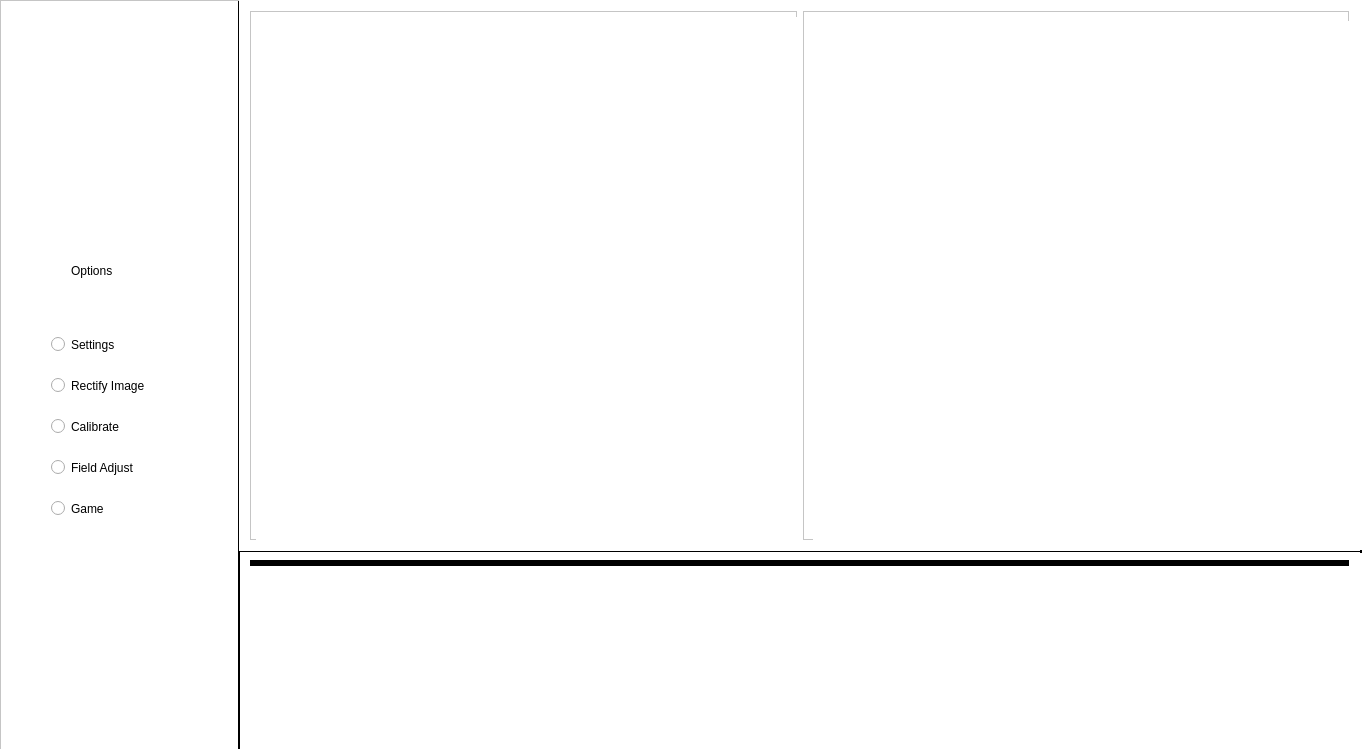
This is mainwindow.ui in rafaelgp23/InterfaceVSSA as Qt 5 draws it before an edit. The edited form follows.
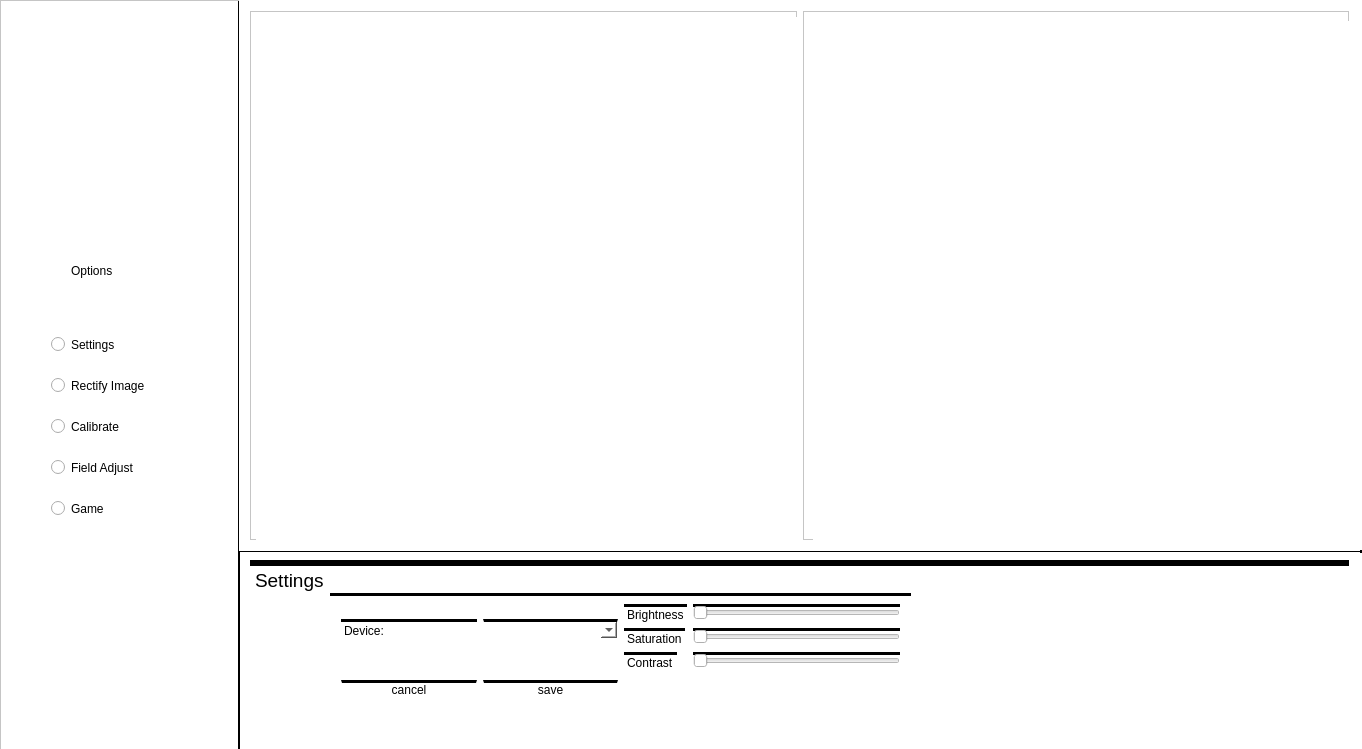
This is the edited form. Icons and pictures are not drawn.

Commit message: Trocando de janelas usando os radioButtons Menu Settings criado

```diff
--- a/mainwindow.ui
+++ b/mainwindow.ui
@@ -240,13 +240,249 @@
       <item>
        <widget class="QStackedWidget" name="stackedWidget">
         <property name="currentIndex">
-         <number>4</number>
+         <number>0</number>
         </property>
-        <widget class="QWidget" name="page"/>
-        <widget class="QWidget" name="page_2"/>
-        <widget class="QWidget" name="page_3"/>
-        <widget class="QWidget" name="page_4"/>
-        <widget class="QWidget" name="page_5"/>
+        <widget class="QWidget" name="Settings">
+         <widget class="QFrame" name="frame_5">
+          <property name="geometry">
+           <rect>
+            <x>0</x>
+            <y>0</y>
+            <width>1121</width>
+            <height>201</height>
+           </rect>
+          </property>
+          <property name="frameShape">
+           <enum>QFrame::StyledPanel</enum>
+          </property>
+          <property name="frameShadow">
+           <enum>QFrame::Raised</enum>
+          </property>
+          <widget class="QLabel" name="label_4">
+           <property name="geometry">
+            <rect>
+             <x>0</x>
+             <y>0</y>
+             <width>81</width>
+             <height>31</height>
+            </rect>
+           </property>
+           <property name="font">
+            <font>
+             <pointsize>14</pointsize>
+            </font>
+           </property>
+           <property name="text">
+            <string>Settings</string>
+           </property>
+          </widget>
+          <widget class="QWidget" name="horizontalLayoutWidget">
+           <property name="geometry">
+            <rect>
+             <x>80</x>
+             <y>30</y>
+             <width>581</width>
+             <height>151</height>
+            </rect>
+           </property>
+           <layout class="QHBoxLayout" name="horizontalLayout_4">
+            <item>
+             <layout class="QVBoxLayout" name="verticalLayout_6">
+              <item>
+               <layout class="QHBoxLayout" name="horizontalLayout_7">
+                <item>
+                 <widget class="QLabel" name="label_9">
+                  <property name="text">
+                   <string>Device:</string>
+                  </property>
+                 </widget>
+                </item>
+                <item>
+                 <widget class="QComboBox" name="comboBox"/>
+                </item>
+               </layout>
+              </item>
+              <item>
+               <spacer name="horizontalSpacer_6">
+                <property name="orientation">
+                 <enum>Qt::Horizontal</enum>
+                </property>
+                <property name="sizeHint" stdset="0">
+                 <size>
+                  <width>40</width>
+                  <height>20</height>
+                 </size>
+                </property>
+               </spacer>
+              </item>
+              <item>
+               <layout class="QHBoxLayout" name="horizontalLayout_6">
+                <item>
+                 <widget class="QPushButton" name="pushButton_2">
+                  <property name="text">
+                   <string>cancel</string>
+                  </property>
+                 </widget>
+                </item>
+                <item>
+                 <widget class="QPushButton" name="pushButton">
+                  <property name="text">
+                   <string>save</string>
+                  </property>
+                 </widget>
+                </item>
+               </layout>
+              </item>
+              <item>
+               <spacer name="horizontalSpacer_7">
+                <property name="orientation">
+                 <enum>Qt::Horizontal</enum>
+                </property>
+                <property name="sizeHint" stdset="0">
+                 <size>
+                  <width>40</width>
+                  <height>20</height>
+                 </size>
+                </property>
+               </spacer>
+              </item>
+             </layout>
+            </item>
+            <item>
+             <layout class="QFormLayout" name="formLayout_2">
+              <property name="fieldGrowthPolicy">
+               <enum>QFormLayout::AllNonFixedFieldsGrow</enum>
+              </property>
+              <item row="0" column="0">
+               <widget class="QLabel" name="label_13">
+                <property name="text">
+                 <string>Brightness</string>
+                </property>
+               </widget>
+              </item>
+              <item row="0" column="1">
+               <widget class="QSlider" name="horizontalSlider_4">
+                <property name="orientation">
+                 <enum>Qt::Horizontal</enum>
+                </property>
+               </widget>
+              </item>
+              <item row="2" column="0">
+               <widget class="QLabel" name="label_14">
+                <property name="text">
+                 <string>Saturation</string>
+                </property>
+               </widget>
+              </item>
+              <item row="2" column="1">
+               <widget class="QSlider" name="horizontalSlider_5">
+                <property name="orientation">
+                 <enum>Qt::Horizontal</enum>
+                </property>
+               </widget>
+              </item>
+              <item row="3" column="0">
+               <widget class="QLabel" name="label_15">
+                <property name="text">
+                 <string>Contrast</string>
+                </property>
+               </widget>
+              </item>
+              <item row="3" column="1">
+               <widget class="QSlider" name="horizontalSlider_6">
+                <property name="orientation">
+                 <enum>Qt::Horizontal</enum>
+                </property>
+               </widget>
+              </item>
+             </layout>
+            </item>
+           </layout>
+          </widget>
+         </widget>
+         <zorder>frame_5</zorder>
+         <zorder>label_4</zorder>
+        </widget>
+        <widget class="QWidget" name="RectifyImage">
+         <widget class="QLabel" name="label_5">
+          <property name="geometry">
+           <rect>
+            <x>0</x>
+            <y>0</y>
+            <width>131</width>
+            <height>31</height>
+           </rect>
+          </property>
+          <property name="font">
+           <font>
+            <pointsize>14</pointsize>
+           </font>
+          </property>
+          <property name="text">
+           <string>Rectify Image</string>
+          </property>
+         </widget>
+        </widget>
+        <widget class="QWidget" name="Calibrate">
+         <widget class="QLabel" name="label_6">
+          <property name="geometry">
+           <rect>
+            <x>0</x>
+            <y>0</y>
+            <width>91</width>
+            <height>31</height>
+           </rect>
+          </property>
+          <property name="font">
+           <font>
+            <pointsize>14</pointsize>
+           </font>
+          </property>
+          <property name="text">
+           <string>Calibrate</string>
+          </property>
+         </widget>
+        </widget>
+        <widget class="QWidget" name="FieldAdjust">
+         <widget class="QLabel" name="label_7">
+          <property name="geometry">
+           <rect>
+            <x>0</x>
+            <y>0</y>
+            <width>111</width>
+            <height>31</height>
+           </rect>
+          </property>
+          <property name="font">
+           <font>
+            <pointsize>14</pointsize>
+           </font>
+          </property>
+          <property name="text">
+           <string>Field Adjust</string>
+          </property>
+         </widget>
+        </widget>
+        <widget class="QWidget" name="Game">
+         <widget class="QLabel" name="label_8">
+          <property name="geometry">
+           <rect>
+            <x>0</x>
+            <y>0</y>
+            <width>61</width>
+            <height>31</height>
+           </rect>
+          </property>
+          <property name="font">
+           <font>
+            <pointsize>14</pointsize>
+           </font>
+          </property>
+          <property name="text">
+           <string>Game</string>
+          </property>
+         </widget>
+        </widget>
        </widget>
       </item>
      </layout>
```
Left out of the diff: 3 changed lines with no effect on the pictures.
